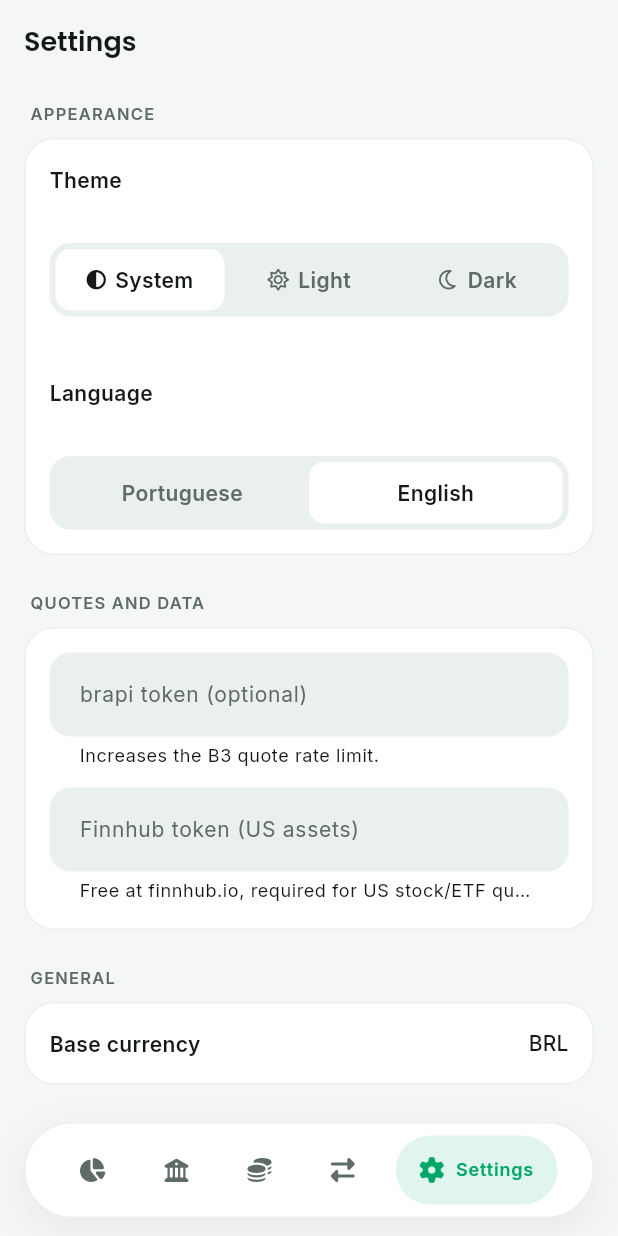
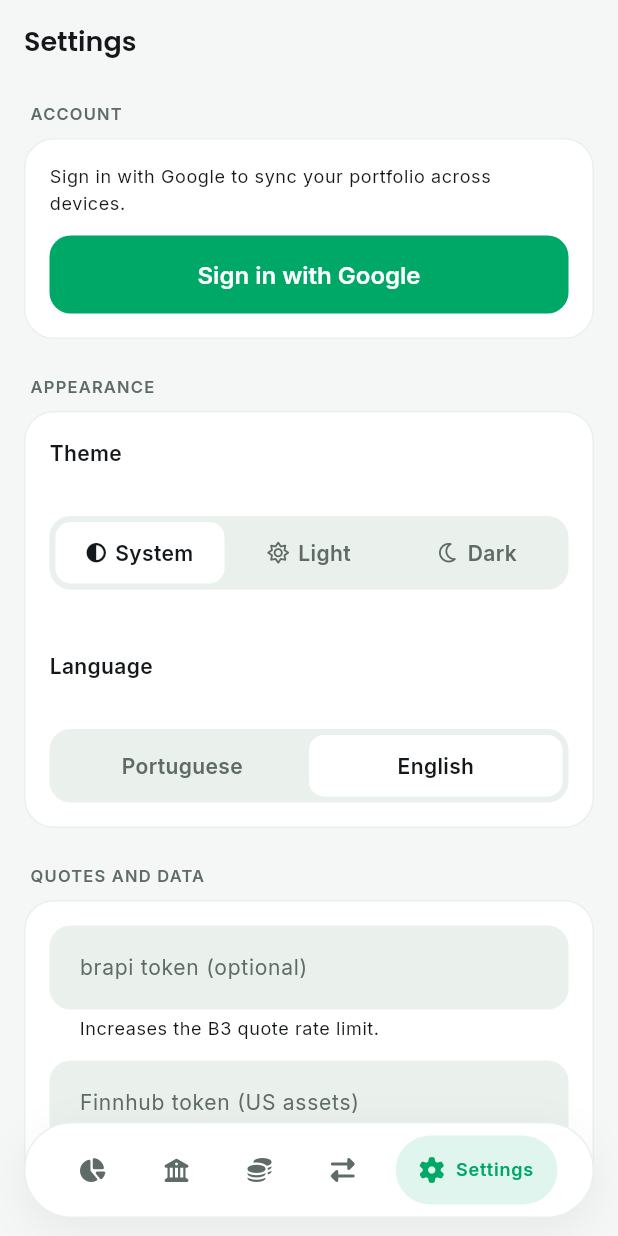
Before and after one commit to guilhermeeng99/Investanco, a Flutter app: the screen it shows after launch, item 5 of the bottom bar chosen, on a phone screen of 412 x 824 dp. Run offline on Flutter 3.47's test engine with Material 3 defaults, Android fonts, the phone set to English and light mode, and no system bars; our stand-ins replace dartz, dio, drift, drift_flutter, equatable, firebase_auth and 8 more; missing offline and left inert: slang; accounts and stored records are empty; generated files the repository leaves out were written again.

Commit message:
feat(auth): Firebase Auth + Google sign-in (Phase 6.1/6.2)
Creates the Firebase project config (firebase_options.dart, web + android apps) and implements FirebaseAuthRepository behind the existing AuthRepository port: Google sign-in via the built-in provider flow (popup on web, native provider on mobile), so no extra google_sign_in dependency is needed.

main() initializes Firebase and dispatches AuthStarted; AuthBloc is an app-wide singleton provided at the root. Settings gains an Account section to sign in/out and show the signed-in user. Adds firebase_core / firebase_auth / cloud_firestore deps.

Remaining one-time owner step: enable Google in Firebase console (Authentication -> Sign-in method), which provisions the OAuth web client and initializes Identity Platform. Firestore mirror is Phase 6.3.

Co-Authored-By: Claude Opus 4.7 (1M context) <noreply@anthropic.com>

```diff
--- a/lib/app/app.dart
+++ b/lib/app/app.dart
@@ -5,6 +5,7 @@ import 'package:investanco/app/di/injection_container.dart';
 import 'package:investanco/app/router/app_router.dart';
 import 'package:investanco/app/theme/app_theme.dart';
 import 'package:investanco/app/theme/theme_cubit.dart';
+import 'package:investanco/features/auth/presentation/bloc/auth_bloc.dart';
 import 'package:investanco/gen/i18n/strings.g.dart';
 
 /// Root widget: wires theme, routing and localization.
@@ -14,8 +15,11 @@ class InvestancoApp extends StatelessWidget {
 
   @override
   Widget build(BuildContext context) {
-    return BlocProvider<ThemeCubit>.value(
-      value: sl<ThemeCubit>(),
+    return MultiBlocProvider(
+      providers: [
+        BlocProvider<ThemeCubit>.value(value: sl<ThemeCubit>()),
+        BlocProvider<AuthBloc>.value(value: sl<AuthBloc>()),
+      ],
       child: BlocBuilder<ThemeCubit, ThemeMode>(
         builder: (context, themeMode) {
           return MaterialApp.router(
--- a/lib/app/assets/i18n/en.i18n.json
+++ b/lib/app/assets/i18n/en.i18n.json
@@ -126,6 +126,10 @@
   },
   "settings": {
     "title": "Settings",
+    "account": "Account",
+    "accountHelp": "Sign in with Google to sync your portfolio across devices.",
+    "signInGoogle": "Sign in with Google",
+    "signOut": "Sign out",
     "appearance": "Appearance",
     "quotes": "Quotes and data",
     "general": "General",
--- a/lib/app/assets/i18n/pt.i18n.json
+++ b/lib/app/assets/i18n/pt.i18n.json
@@ -126,6 +126,10 @@
   },
   "settings": {
     "title": "Configurações",
+    "account": "Conta",
+    "accountHelp": "Entre com o Google para sincronizar sua carteira entre dispositivos.",
+    "signInGoogle": "Entrar com Google",
+    "signOut": "Sair",
     "appearance": "Aparência",
     "quotes": "Cotações e dados",
     "general": "Geral",
--- a/lib/features/profile/presentation/pages/settings_page.dart
+++ b/lib/features/profile/presentation/pages/settings_page.dart
@@ -6,6 +6,8 @@ import 'package:font_awesome_flutter/font_awesome_flutter.dart';
 import 'package:investanco/app/di/injection_container.dart';
 import 'package:investanco/app/widgets/widgets.dart';
 import 'package:investanco/core/extensions/context_extensions.dart';
+import 'package:investanco/features/auth/domain/entities/auth_user.dart';
+import 'package:investanco/features/auth/presentation/bloc/auth_bloc.dart';
 import 'package:investanco/features/profile/domain/entities/app_settings.dart';
 import 'package:investanco/features/profile/presentation/cubit/profile_cubit.dart';
 import 'package:investanco/gen/i18n/strings.g.dart';
@@ -48,6 +50,8 @@ class _SettingsView extends StatelessWidget {
           return ListView(
             padding: const EdgeInsets.fromLTRB(16, 12, 16, 96),
             children: [
+              const _AccountSection(),
+              const SizedBox(height: 24),
               InvestancoFormSection(
                 label: t.settings.appearance,
                 children: [
@@ -137,6 +141,73 @@ class _SettingsView extends StatelessWidget {
   }
 }
 
+/// Cloud account: Google sign-in to enable multi-device sync. Renders the
+/// signed-in user or a sign-in button off the app-wide [AuthBloc].
+class _AccountSection extends StatelessWidget {
+  const _AccountSection();
+
+  @override
+  Widget build(BuildContext context) {
+    return InvestancoFormSection(
+      label: t.settings.account,
+      children: [
+        BlocBuilder<AuthBloc, AuthState>(
+          builder: (context, state) => switch (state) {
+            AuthAuthenticated(:final user) => _signedIn(context, user),
+            _ => _signedOut(context, state),
+          },
+        ),
+      ],
+    );
+  }
+
+  Widget _signedIn(BuildContext context, AuthUser user) {
+    return Column(
+      crossAxisAlignment: CrossAxisAlignment.stretch,
+      children: [
+        Text(
+          user.name.isEmpty ? user.email : user.name,
+          style: context.textTheme.titleSmall,
+        ),
+        if (user.name.isNotEmpty && user.email.isNotEmpty)
+          Text(user.email, style: context.textTheme.bodySmall),
+        const SizedBox(height: 12),
+        InvestancoButton(
+          label: t.settings.signOut,
+          isOutlined: true,
+          onPressed: () =>
+              context.read<AuthBloc>().add(const AuthSignOutRequested()),
+        ),
+      ],
+    );
+  }
+
+  Widget _signedOut(BuildContext context, AuthState state) {
+    final message = state is AuthUnauthenticated ? state.message : null;
+    return Column(
+      crossAxisAlignment: CrossAxisAlignment.stretch,
+      children: [
+        Text(t.settings.accountHelp, style: context.textTheme.bodySmall),
+        if (message != null) ...[
+          const SizedBox(height: 8),
+          Text(
+            message,
+            style: context.textTheme.bodySmall?.copyWith(
+              color: context.colorScheme.error,
+            ),
+          ),
+        ],
+        const SizedBox(height: 12),
+        InvestancoButton(
+          label: t.settings.signInGoogle,
+          onPressed: () =>
+              context.read<AuthBloc>().add(const AuthSignInRequested()),
+        ),
+      ],
+    );
+  }
+}
+
 class _Label extends StatelessWidget {
   const _Label(this.text);
 
--- a/lib/main.dart
+++ b/lib/main.dart
@@ -1,11 +1,16 @@
+import 'package:firebase_core/firebase_core.dart';
 import 'package:flutter/widgets.dart';
 import 'package:investanco/app/app.dart';
 import 'package:investanco/app/di/injection_container.dart' as di;
+import 'package:investanco/features/auth/presentation/bloc/auth_bloc.dart';
+import 'package:investanco/firebase_options.dart';
 import 'package:investanco/gen/i18n/strings.g.dart';
 
 Future<void> main() async {
   WidgetsFlutterBinding.ensureInitialized();
+  await Firebase.initializeApp(options: DefaultFirebaseOptions.currentPlatform);
   await di.init();
+  di.sl<AuthBloc>().add(const AuthStarted());
   await LocaleSettings.useDeviceLocale();
   runApp(TranslationProvider(child: const InvestancoApp()));
 }
--- a/pubspec.yaml
+++ b/pubspec.yaml
@@ -7,11 +7,14 @@ environment:
   sdk: ^3.12.0
 
 dependencies:
+  cloud_firestore: ^6.4.1
   dartz: ^0.10.1
   dio: ^5.9.2
   drift: ^2.33.0
   drift_flutter: ^0.3.0
   equatable: ^2.0.8
+  firebase_auth: ^6.5.1
+  firebase_core: ^4.9.0
   fl_chart: ^1.2.0
   flutter:
     sdk: flutter
```
Also changed, not shown: lib/app/di/injection_container.dart (+8 -6 lines), lib/features/auth/data/repositories/firebase_auth_repository.dart (added, +54 -0 lines), firebase.json (added), lib/firebase_options.dart (added), lib/gen/i18n/strings.g.dart, lib/gen/i18n/strings_en.g.dart, lib/gen/i18n/strings_pt.g.dart, pubspec.lock, 4 other files.
